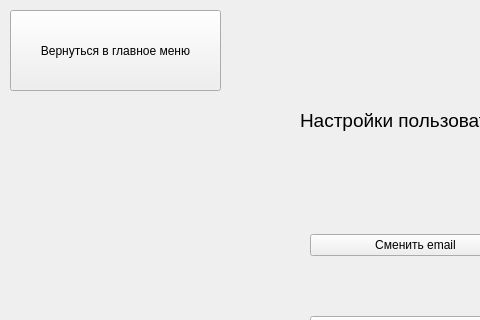
Before: the Qt Designer form gui/project/src/settings/usersettingswindow.ui in cpp-park-vk-education/2023_1_HAC, drawn with Qt 5; both pictures show x 0 to 480 and y 0 to 320 of the 860 by 600 pixel window.
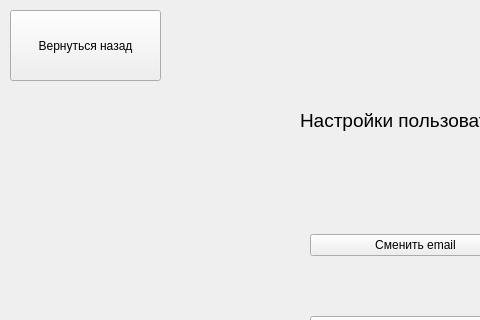
After: the same form once the commit is applied.

Diff of the .ui file:
```diff
--- a/gui/project/src/settings/usersettingswindow.ui
+++ b/gui/project/src/settings/usersettingswindow.ui
@@ -18,12 +18,12 @@
     <rect>
      <x>10</x>
      <y>10</y>
-     <width>211</width>
-     <height>81</height>
+     <width>151</width>
+     <height>71</height>
     </rect>
    </property>
    <property name="text">
-    <string>Вернуться в главное меню</string>
+    <string>Вернуться назад</string>
    </property>
   </widget>
   <widget class="QWidget" name="layoutWidget">
```
